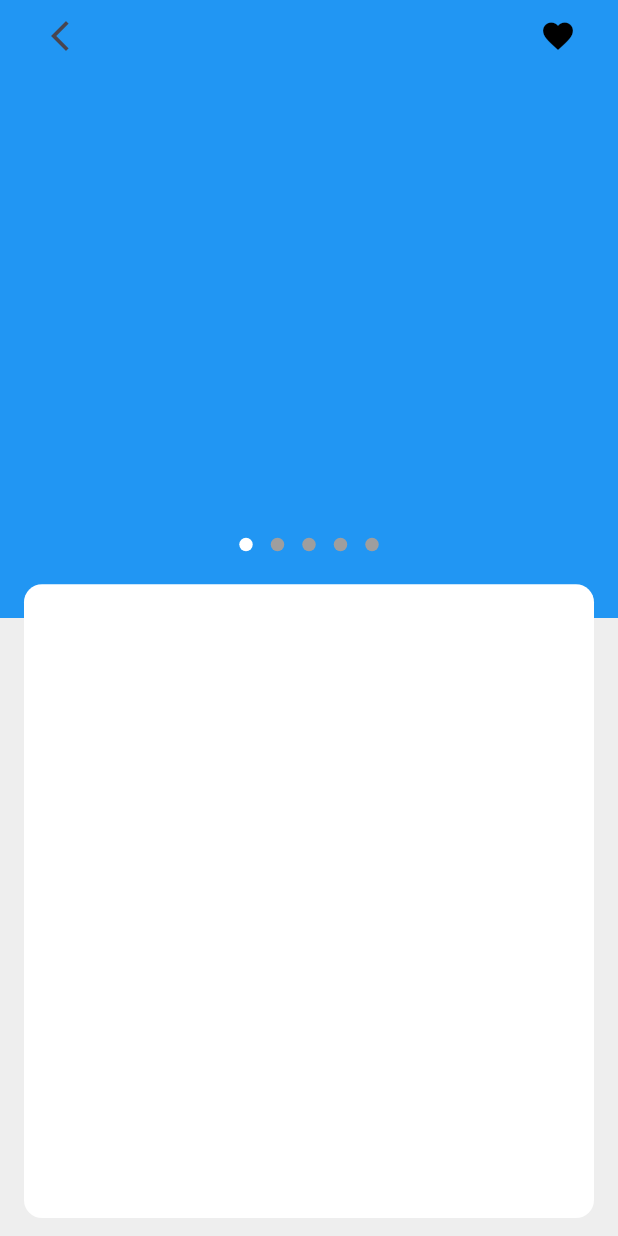
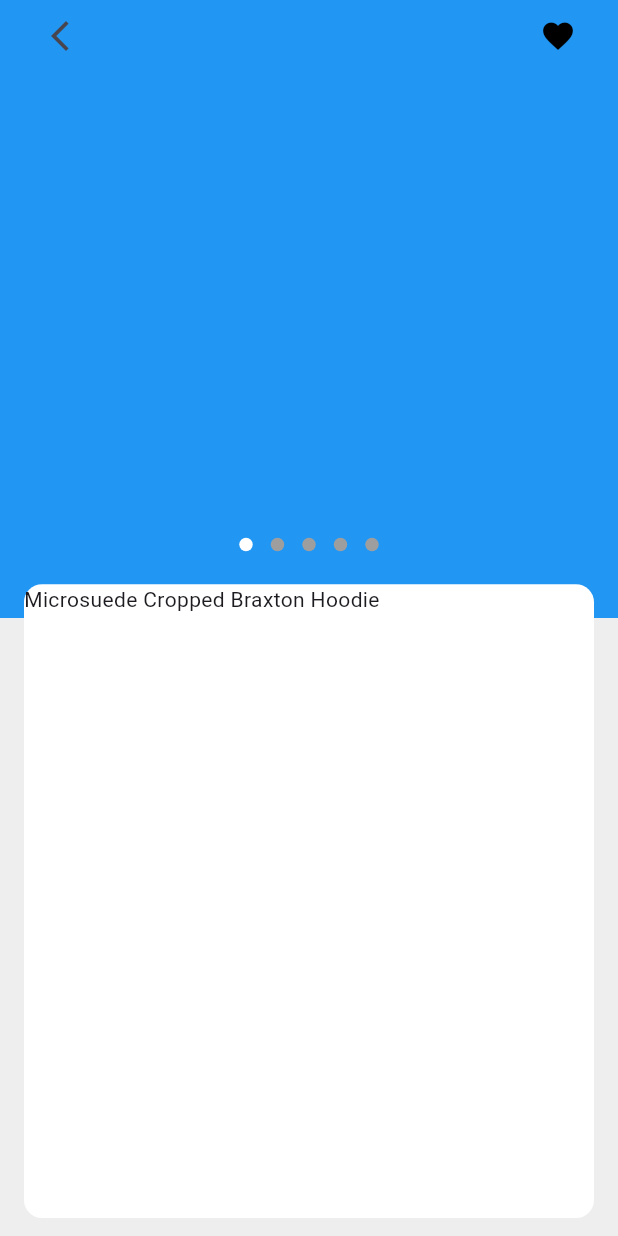
Before and after one commit to JAICHANGPARK/flutter_notebook_chapter_49, a Flutter app: the ECommerceDetailPage screen opened directly, on a phone screen of 412 x 824 dp. Run offline on Flutter 3.47's test engine with Material 3 defaults, Android fonts, the phone set to English and light mode, and no system bars; drawn by our look-alikes of dots_indicator; our stand-ins replace gap, google_fonts.

Commit message:
Update e_commerce_detail_page.dart

```diff
--- a/lib/ep2451_e_commerce_app/ui/e_commerce_detail_page.dart
+++ b/lib/ep2451_e_commerce_app/ui/e_commerce_detail_page.dart
@@ -76,6 +76,12 @@ class _ECommerceDetailPageState extends State<ECommerceDetailPage> {
                       color: Colors.white,
                       borderRadius: BorderRadius.circular(12),
                     ),
+                    width: double.infinity,
+                    child: Column(
+                      crossAxisAlignment: .start,
+                      children: [
+                      Text("Microsuede Cropped Braxton Hoodie",)
+                    ],),
                   ),
                 ],
               ),
```
